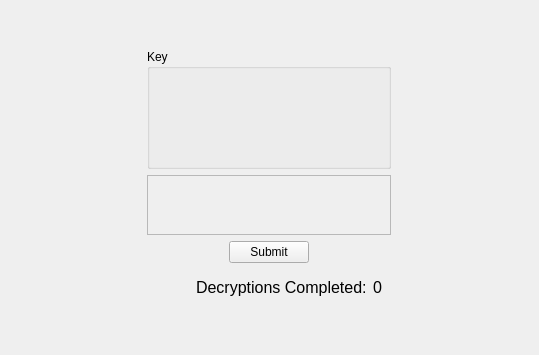
Before: the Qt Designer form MarketSimulation/decryptionwindow.ui in dwattttt/marketsim, drawn with Qt 5.
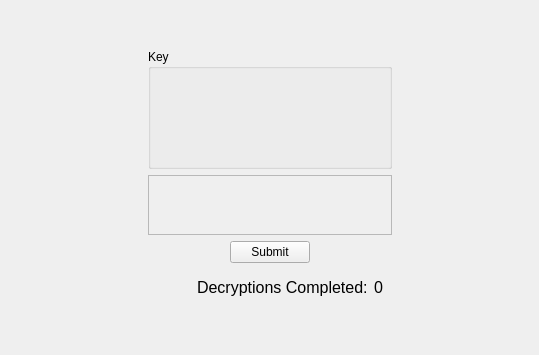
After: the same form once the commit is applied.

The edit to the form file:
```diff
--- a/MarketSimulation/decryptionwindow.ui
+++ b/MarketSimulation/decryptionwindow.ui
@@ -26,7 +26,7 @@
        </property>
        <property name="sizeHint" stdset="0">
         <size>
-         <width>200</width>
+         <width>0</width>
          <height>20</height>
         </size>
        </property>
@@ -235,7 +235,7 @@
        </property>
        <property name="sizeHint" stdset="0">
         <size>
-         <width>200</width>
+         <width>0</width>
          <height>20</height>
         </size>
        </property>
```
